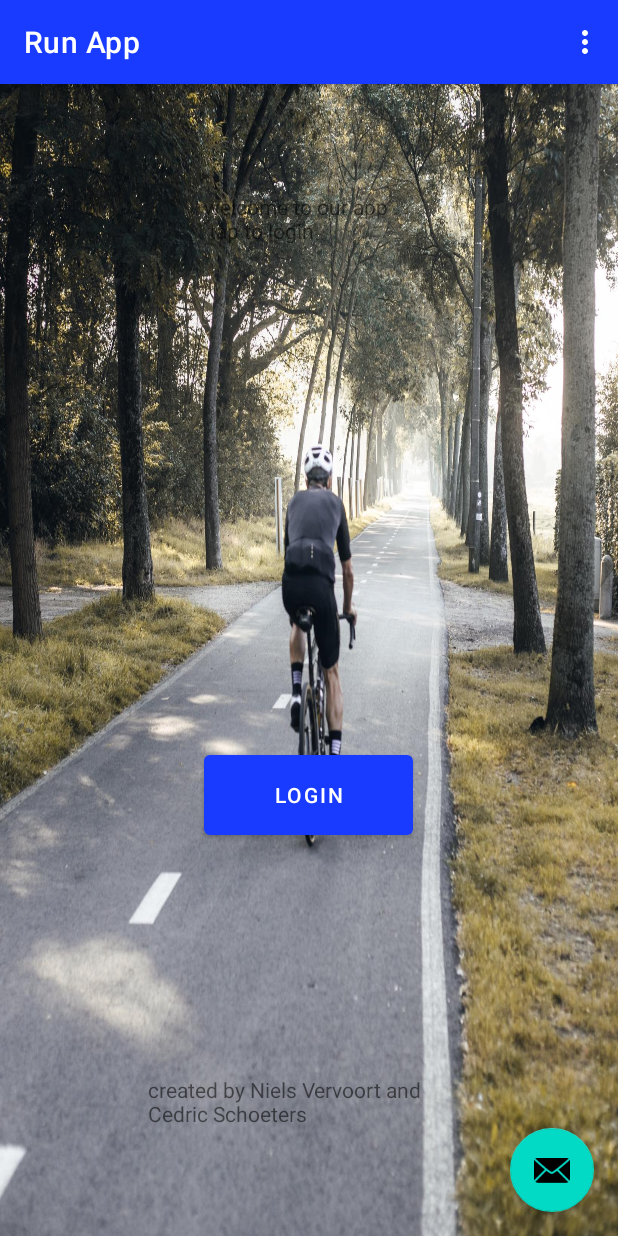
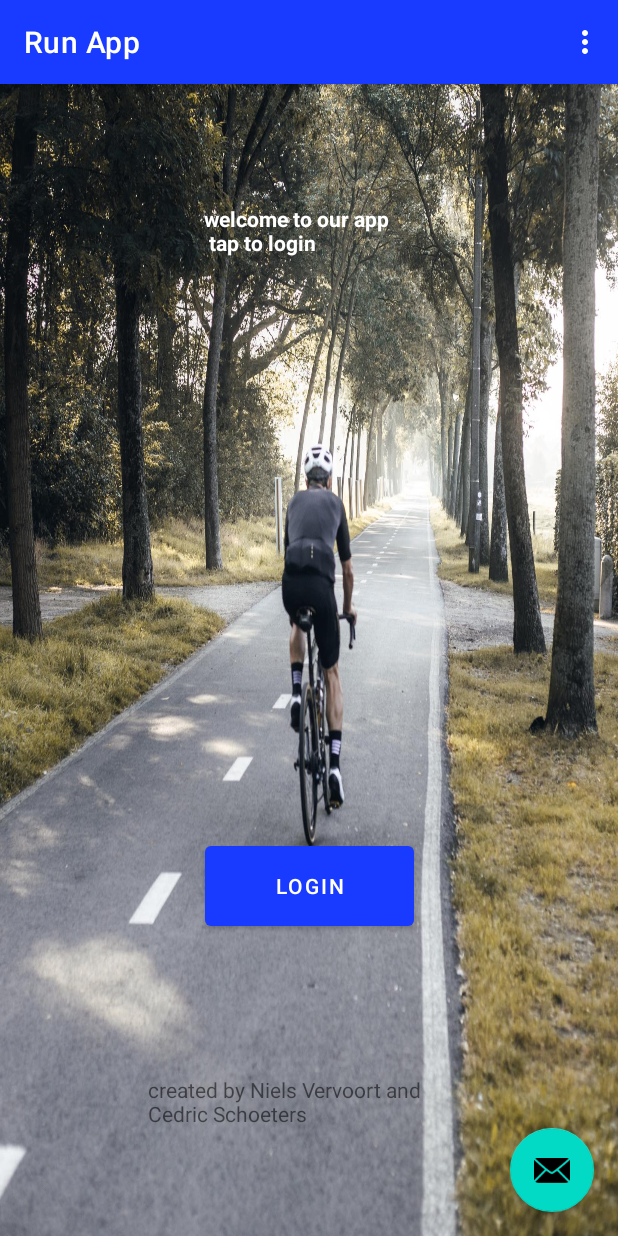
Before and after one commit to nielsver/practice-enterprise, an Android app: the screen it shows after launch (MainActivity), on a phone screen of 412 x 824 dp. Run offline under Robolectric (Android 15) with nearby library versions, the phone set to English and light mode, and no system bars; our stand-ins replace navigation-ui.

Commit message:
app update

```diff
--- a/android studio/app/src/main/res/layout/activity_main.xml
+++ b/android studio/app/src/main/res/layout/activity_main.xml
@@ -7,7 +7,11 @@
     tools:context=".MainActivity"
     android:background="@drawable/background"
     >
-
+    <ImageView
+        android:layout_width="wrap_content"
+        android:layout_height="wrap_content"
+        android:src="@drawable/background" android:scaleType="fitXY"
+        />
     <com.google.android.material.appbar.AppBarLayout
         android:layout_width="match_parent"
         android:layout_height="wrap_content"
--- a/android studio/app/src/main/res/layout/fragment_first.xml
+++ b/android studio/app/src/main/res/layout/fragment_first.xml
@@ -12,14 +12,15 @@
         android:id="@+id/textview_first"
         android:layout_width="153dp"
         android:layout_height="107dp"
+        android:layout_marginTop="80dp"
         android:text="@string/welcome_to_our_app_n_tap_next_to_continue"
+        android:textStyle="bold"
+        android:textColor="@color/white"
         android:visibility="visible"
-        app:layout_constraintBottom_toTopOf="@id/button_first"
         app:layout_constraintEnd_toEndOf="parent"
-        app:layout_constraintHorizontal_bias="0.526"
+        app:layout_constraintHorizontal_bias="0.527"
         app:layout_constraintStart_toStartOf="parent"
         app:layout_constraintTop_toTopOf="parent"
-        app:layout_constraintVertical_bias="0.13"
         tools:visibility="visible" />
 
     <Button
@@ -29,9 +30,9 @@
         android:text="@string/Login"
         app:layout_constraintBottom_toBottomOf="parent"
         app:layout_constraintEnd_toEndOf="parent"
-        app:layout_constraintHorizontal_bias="0.498"
         app:layout_constraintStart_toStartOf="parent"
-        app:layout_constraintTop_toBottomOf="@id/textview_first" />
+        app:layout_constraintTop_toBottomOf="@id/textview_first"
+        app:layout_constraintVertical_bias="0.611" />
 
     <TextView
         android:id="@id/button_first"
```
